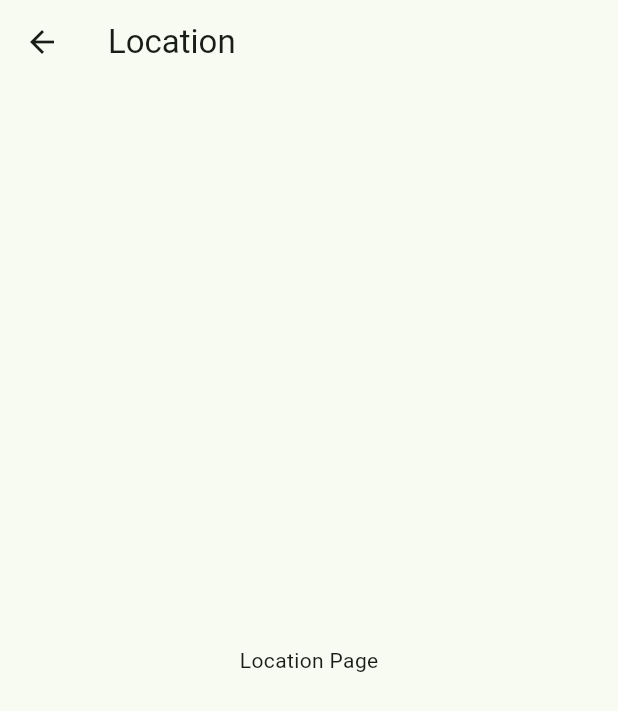
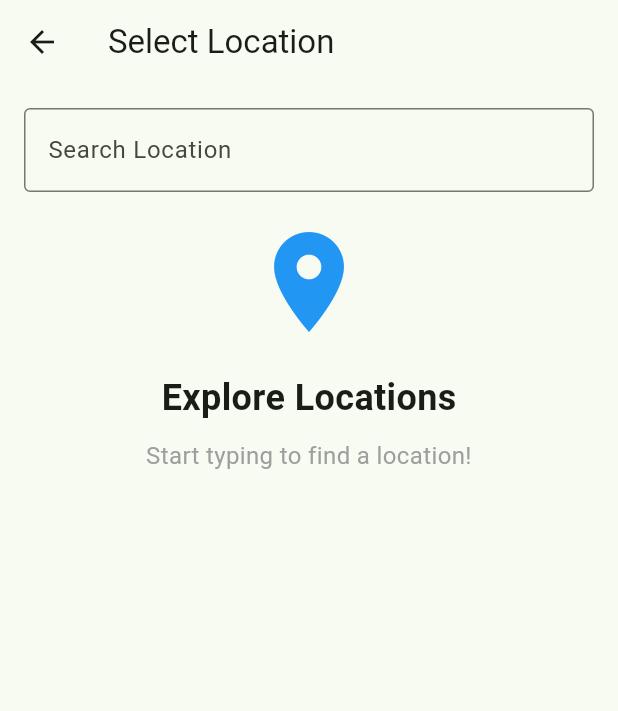
Before and after one commit to KJBotheju/modern_landscaping, a Flutter app: the Location screen opened directly, on a phone screen of 412 x 824 dp. Shown: the top 711 px of the screen. Run offline on Flutter 3.47's test engine with Material 3 defaults, Android fonts, the phone set to English and light mode, and no system bars; our stand-ins replace carousel_slider, cloud_firestore, firebase_auth, firebase_core, shared_preferences; accounts and stored records are empty.

Commit message:
add location search

```diff
--- a/lib/pages/Location.dart
+++ b/lib/pages/Location.dart
@@ -1,4 +1,5 @@
 import 'package:flutter/material.dart';
+import 'package:modern_landscaping/products/products.dart';
 
 class Location extends StatefulWidget {
   const Location({super.key});
@@ -8,14 +9,113 @@ class Location extends StatefulWidget {
 }
 
 class _LocationState extends State<Location> {
+  final List<String> _locations = [
+    'Garden',
+    'Colombo',
+    'Matara',
+    'Kandy',
+    // Add more locations as needed
+  ];
+
+  List<String> _filteredLocations = [];
+  String _searchQuery = '';
+
+  @override
+  void initState() {
+    super.initState();
+    _filteredLocations = []; // Start with an empty list
+  }
+
+  void _filterLocations(String query) {
+    setState(() {
+      _searchQuery = query;
+      _filteredLocations = _locations
+          .where((location) =>
+              location.toLowerCase().contains(query.toLowerCase()))
+          .toList();
+    });
+  }
+
+  void _selectLocation(String location) {
+    // Handle the selection of a location and navigate to Products
+    Navigator.push(
+      context,
+      MaterialPageRoute(
+        builder: (context) =>
+            Products(location: location), // Pass selected location
+      ),
+    );
+  }
+
   @override
   Widget build(BuildContext context) {
     return Scaffold(
       appBar: AppBar(
-        title: const Text('Location'),
+        title: const Text('Select Location'),
       ),
-      body: const Center(
-        child: Text('Location Page'),
+      body: SingleChildScrollView(
+        // Make the body scrollable
+        padding: const EdgeInsets.all(16.0),
+        child: Column(
+          children: [
+            TextField(
+              decoration: InputDecoration(
+                labelText: 'Search Location',
+                border: OutlineInputBorder(),
+              ),
+              onChanged: _filterLocations,
+            ),
+            const SizedBox(height: 20),
+            // Display attractive message or image initially
+            _searchQuery.isEmpty
+                ? Center(
+                    child: Column(
+                      mainAxisAlignment: MainAxisAlignment.center,
+                      children: [
+                        Icon(
+                          Icons.location_on,
+                          size: 80,
+                          color: Colors.blue,
+                        ),
+                        const SizedBox(height: 20),
+                        Text(
+                          'Explore Locations',
+                          style: TextStyle(
+                            fontSize: 24,
+                            fontWeight: FontWeight.bold,
+                          ),
+                        ),
+                        const SizedBox(height: 10),
+                        Text(
+                          'Start typing to find a location!',
+                          style: TextStyle(
+                            fontSize: 16,
+                            color: Colors.grey,
+                          ),
+                          textAlign: TextAlign.center,
+                        ),
+                      ],
+                    ),
+                  )
+                : ListView.builder(
+                    shrinkWrap: true, // Use shrinkWrap to fit the ListView
+                    physics:
+                        const NeverScrollableScrollPhysics(), // Disable scrolling of ListView
+                    itemCount: _filteredLocations.length,
+                    itemBuilder: (context, index) {
+                      return Card(
+                        elevation: 4.0,
+                        margin: const EdgeInsets.symmetric(vertical: 8.0),
+                        child: ListTile(
+                          title: Text(_filteredLocations[index]),
+                          onTap: () =>
+                              _selectLocation(_filteredLocations[index]),
+                        ),
+                      );
+                    },
+                  ),
+          ],
+        ),
       ),
     );
   }
```
Also changed, not shown: lib/products/products.dart (+13 -10 lines).
